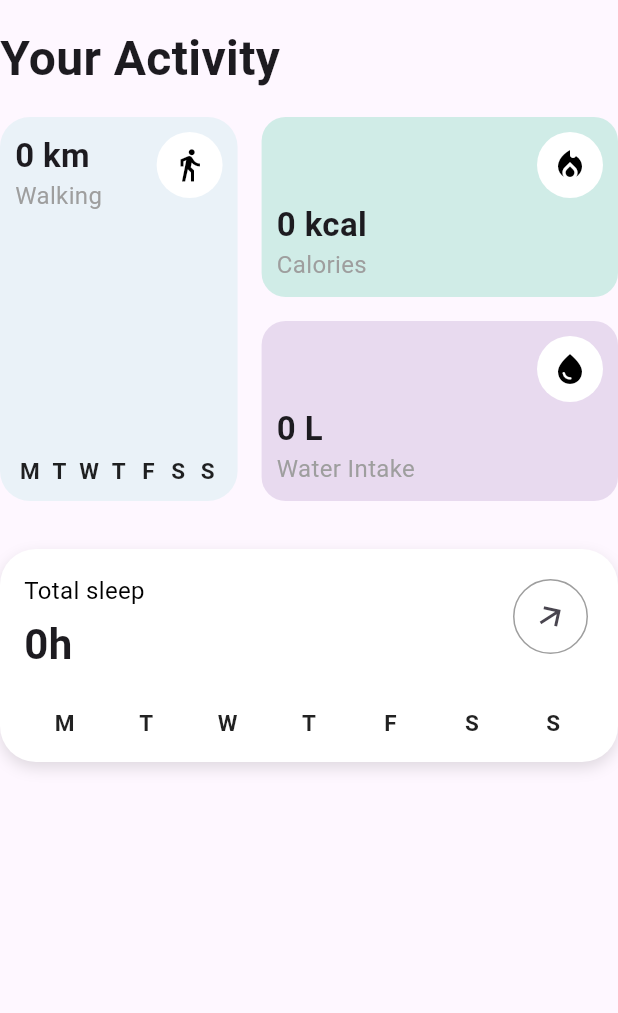
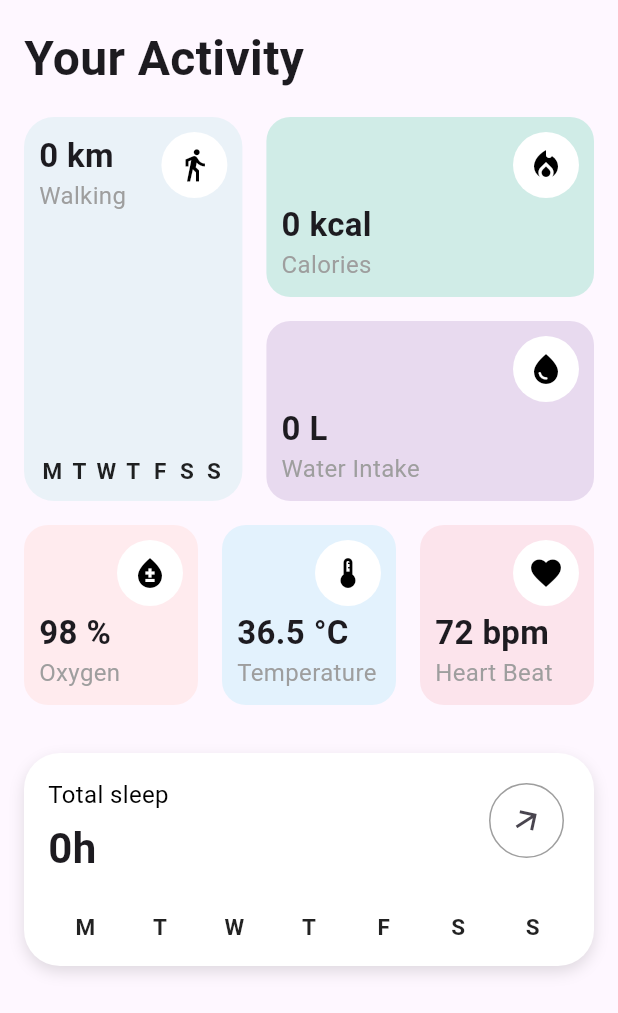
Before and after one commit to Jigssavaliya/smart_health, a Flutter app: the HomePageActivity widget shown alone on an empty page, opened directly, on a phone screen of 412 x 824 dp. Shown: the top 1013 px of the screen. Run offline on Flutter 3.47's test engine with Material 3 defaults, Android fonts, the phone set to English and light mode, and no system bars; our stand-ins replace cached_network_image, flutter_dotenv, get, google_fonts, loading_animation_widget, supabase_flutter; accounts and stored records are empty; network calls fail.

Commit message:
Add body temp, heart rate and oxygen level

```diff
--- a/lib/app/modules/home/controllers/home_controller.dart
+++ b/lib/app/modules/home/controllers/home_controller.dart
@@ -1,3 +1,4 @@
+import 'package:flutter/material.dart';
 import 'package:get/get.dart';
 import 'package:smart_health/app/modules/sleep/model/sleep_record_model.dart';
 import 'package:supabase_flutter/supabase_flutter.dart';
@@ -17,6 +18,15 @@ class HomeController extends GetxController {
   RxList<double> walkingKms = <double>[0, 0, 0, 0, 0, 0, 0].obs;
 
   RxList<AlertModel> alerts = <AlertModel>[].obs;
+
+  final CarouselController carouselController = CarouselController();
+
+
+  var oxygenLevel = 98.obs;       // in %
+  var bodyTemperature = 36.5.obs; // in °C
+  var heartBeat = 72.obs;         // bpm
+  RxInt alertCurrentIndex=0.obs;
+
 
   @override
   void onInit() {
@@ -74,6 +84,7 @@ class HomeController extends GetxController {
     var response = await SupabaseService.instance.getAlert();
     if (response != null) {
       alerts.value = response;
+      alerts.refresh();
     }
   }
 }
--- a/lib/app/modules/home/views/home_view.dart
+++ b/lib/app/modules/home/views/home_view.dart
@@ -20,17 +20,25 @@ class HomeView extends GetView<HomeController> {
     return Scaffold(
       backgroundColor: Colors.grey[100],
       body: SafeArea(
-        child: Padding(
-          padding: const EdgeInsets.all(16),
         child: Obx(
           () => controller.currentTabIndex.value == 0
               ? HomePageActivity(context)
               : (controller.currentTabIndex.value == 1
-                    ? WalkingActivityView()
+                  ? Padding(
+                      padding: const EdgeInsets.symmetric(horizontal: 16),
+                      child: WalkingActivityView(),
+                    )
                   : (controller.currentTabIndex.value == 2
-                        ? CaloriesScreen()
-                        : (controller.currentTabIndex.value == 3 ? ProfileScreenView() : SizedBox()))),
-          ),
+                      ? Padding(
+                          padding: const EdgeInsets.symmetric(horizontal: 16),
+                          child: CaloriesScreen(),
+                        )
+                      : (controller.currentTabIndex.value == 3
+                          ? Padding(
+                              padding: const EdgeInsets.symmetric(horizontal: 16),
+                              child: ProfileScreenView(),
+                            )
+                          : SizedBox()))),
         ),
       ),
       bottomNavigationBar: _buildBottomNavBar(),
@@ -160,30 +168,50 @@ class HomePageActivity extends GetView<HomeController> {
     return ListView(
       children: [
         const SizedBox(height: 16),
+        Padding(
+          padding: const EdgeInsets.symmetric(horizontal: 16),
+          child: Column(
+            crossAxisAlignment: CrossAxisAlignment.start,
+            children: [
               Text("Your Activity", style: GoogleFonts.roboto(fontSize: 32, fontWeight: FontWeight.bold)),
               const SizedBox(height: 16),
               _buildActivitySection(context),
               const SizedBox(height: 16),
+
+              // 👇 New Health Section
+              _buildHealthSection(context),
+
+              const SizedBox(height: 16),
+            ],
+          ),
+        ),
         Obx(() => AlertsCarousel(
-              alerts: controller.alerts.value,
+              controller: controller,
+              list: controller.alerts.value,
             )),
         const SizedBox(height: 16),
-        Obx(() => _buildTotalSleepCard(controller.sleepMinutes)),
+        Obx(() => Padding(
+              padding: const EdgeInsets.symmetric(horizontal: 16),
+              child: _buildTotalSleepCard(controller.sleepMinutes),
+            )),
       ],
     );
   }
 
+  // ------------------------
+  // EXISTING ACTIVITY CARDS
+  // ------------------------
   Widget _buildActivitySection(BuildContext context) {
     return Row(
       crossAxisAlignment: CrossAxisAlignment.start,
       children: [
-        // Main card
+        // Walking card
         Expanded(
           flex: 2,
           child: _buildMainActivityCard(context),
         ),
         const SizedBox(width: 16),
-        // Stacked cards
+        // Calories + Water
         Expanded(
           flex: 3,
           child: Column(
@@ -209,6 +237,45 @@ class HomePageActivity extends GetView<HomeController> {
                   )),
             ],
           ),
+        ),
+      ],
+    );
+  }
+
+  // ------------------------
+  // NEW HEALTH CARDS SECTION
+  // ------------------------
+  Widget _buildHealthSection(BuildContext context) {
+    return Row(
+      children: [
+        Expanded(
+          child: Obx(() => _buildMiniCard(
+                "${controller.oxygenLevel.value} %",
+                "Oxygen",
+                Icons.bloodtype,
+                const Color(0xFFFFEBEE),
+                () {}, // can navigate to oxygen details
+              )),
+        ),
+        const SizedBox(width: 16),
+        Expanded(
+          child: Obx(() => _buildMiniCard(
+                "${controller.bodyTemperature.value} °C",
+                "Temperature",
+                Icons.device_thermostat,
+                const Color(0xFFE3F2FD),
+                () {},
+              )),
+        ),
+        const SizedBox(width: 16),
+        Expanded(
+          child: Obx(() => _buildMiniCard(
+                "${controller.heartBeat.value} bpm",
+                "Heart Beat",
+                Icons.favorite,
+                const Color(0xFFFCE4EC),
+                () {},
+              )),
         ),
       ],
     );
@@ -399,22 +466,23 @@ class HomePageActivity extends GetView<HomeController> {
 }
 
 class AlertsCarousel extends StatelessWidget {
-  final List<AlertModel> alerts;
+  final HomeController controller;
+  final List<AlertModel> list;
 
-  const AlertsCarousel({super.key, required this.alerts});
+  const AlertsCarousel({super.key, required this.controller, required this.list});
 
   LinearGradient _getGradient(String type) {
     switch (type) {
       case 'walking':
-        return const LinearGradient(colors: [Color(0xFF76D7C4), Color(0xFFD0ECE7)]);
+        return const LinearGradient(colors: [Color(0xFF00C9A7), Color(0xFF92FE9D)], begin: Alignment.topLeft, end: Alignment.bottomRight);
       case 'calories':
-        return const LinearGradient(colors: [Color(0xFFFFA726), Color(0xFFFFE0B2)]);
+        return const LinearGradient(colors: [Color(0xFFFF512F), Color(0xFFF09819)], begin: Alignment.topLeft, end: Alignment.bottomRight);
       case 'sleep':
-        return const LinearGradient(colors: [Color(0xFF5DADE2), Color(0xFFD6EAF8)]);
+        return const LinearGradient(colors: [Color(0xFF6A11CB), Color(0xFF2575FC)], begin: Alignment.topLeft, end: Alignment.bottomRight);
       case 'water':
-        return const LinearGradient(colors: [Color(0xFFAF7AC5), Color(0xFFEBDEF0)]);
+        return const LinearGradient(colors: [Color(0xFF00C6FF), Color(0xFF0072FF)], begin: Alignment.topLeft, end: Alignment.bottomRight);
       default:
-        return LinearGradient(colors: [Colors.grey.shade300, Colors.grey.shade100]);
+        return LinearGradient(colors: [Colors.grey.shade300, Colors.grey.shade100], begin: Alignment.topLeft, end: Alignment.bottomRight);
     }
   }
 
@@ -435,87 +503,116 @@ class AlertsCarousel extends StatelessWidget {
 
   @override
   Widget build(BuildContext context) {
-    if (alerts.isEmpty) {
-      return const SizedBox.shrink();
-    }
+    if (controller.alerts.isEmpty) return const SizedBox.shrink();
 
-    return CarouselSlider(
-      options: CarouselOptions(
-        height: 120,
-        viewportFraction: 1.0,
-        enlargeCenterPage: false,
-        enableInfiniteScroll: true,
-        autoPlay: true,
-        autoPlayInterval: const Duration(seconds: 6),
-      ),
-      items: alerts.map((alert) {
+    return Column(
+      children: [
+        CarouselSlider.builder(
+          itemCount: controller.alerts.length,
+          itemBuilder: (context, index, realIndex) {
+            final alert = controller.alerts[index];
             final type = alert.type ?? 'info';
             final message = alert.message ?? '';
 
-        return Builder(
-          builder: (BuildContext context) {
             return Container(
-              margin: const EdgeInsets.symmetric(horizontal: 8, vertical: 4),
+              // margin: const EdgeInsets.symmetric(horizontal: 8, vertical: 8),
+              padding: const EdgeInsets.all(16),
               decoration: BoxDecoration(
                 gradient: _getGradient(type),
-                borderRadius: BorderRadius.circular(20),
+                borderRadius: BorderRadius.circular(24),
+                boxShadow: [BoxShadow(color: Colors.black.withOpacity(0.1), blurRadius: 12, offset: const Offset(0, 6))],
+              ),
+              child: Row(
+                children: [
+                  // Animated Icon Circle
+                  AnimatedScale(
+                    duration: const Duration(milliseconds: 500),
+                    scale: 1,
+                    child: Container(
+                      padding: const EdgeInsets.all(16),
+                      decoration: BoxDecoration(
+                        color: Colors.white.withOpacity(0.9),
+                        shape: BoxShape.circle,
                         boxShadow: [
                           BoxShadow(
-                    color: Colors.black12,
-                    blurRadius: 8,
-                    offset: const Offset(0, 4),
-                  ),
+                            color: Colors.black.withOpacity(0.1),
+                            blurRadius: 6,
+                          )
                         ],
-              ),
-              child: Row(
-                crossAxisAlignment: CrossAxisAlignment.center,
-                children: [
-                  Container(
-                    margin: const EdgeInsets.all(16),
-                    padding: const EdgeInsets.all(18),
-                    decoration: const BoxDecoration(
-                      color: Colors.white,
-                      shape: BoxShape.circle,
                       ),
                       child: Icon(
                         _getIcon(type),
-                      color: Colors.black,
-                      size: 30,
+                        size: 32,
+                        color: Colors.black87,
                       ),
                     ),
+                  ),
+                  const SizedBox(width: 16),
+                  // Text section
                   Expanded(
                     child: Column(
                       crossAxisAlignment: CrossAxisAlignment.start,
-                      mainAxisAlignment: MainAxisAlignment.center,
                       children: [
                         Text(
-                          type.toUpperCase(), // Title like WALKING, CALORIES etc.
+                          type.toUpperCase(),
                           style: GoogleFonts.roboto(
                             fontSize: 14,
                             fontWeight: FontWeight.bold,
-                            color: Colors.black.withOpacity(0.6),
-                            letterSpacing: 1.2,
+                            letterSpacing: 1.3,
+                            color: Colors.white.withOpacity(0.9),
                           ),
                         ),
                         const SizedBox(height: 6),
                         Text(
                           message,
                           style: GoogleFonts.roboto(
-                            fontSize: 16,
+                            fontSize: 17,
                             fontWeight: FontWeight.w500,
-                            color: Colors.black87,
-                            height: 1.4, // better readability
+                            color: Colors.white,
+                            height: 1.4,
                           ),
+                          maxLines: 2,
+                          overflow: TextOverflow.ellipsis,
                         ),
                       ],
                     ),
-                  ),
+                  )
                 ],
               ),
             );
           },
+          options: CarouselOptions(
+            height: 140,
+            viewportFraction: 0.95,
+            enlargeCenterPage: true,
+            enableInfiniteScroll: true,
+            autoPlay: true,
+            onPageChanged: (index, reason) {
+              controller.alertCurrentIndex.value = index;
+            },
+            autoPlayInterval: const Duration(seconds: 5),
+          ),
+        ),
+        const SizedBox(height: 8),
+        // Smooth indicator
+        Obx(() {
+          return Row(
+            mainAxisAlignment: MainAxisAlignment.center,
+            children: List.generate(
+              controller.alerts.length,
+              (index) => Container(
+                margin: const EdgeInsets.symmetric(horizontal: 3),
+                width: 8,
+                height: 8,
+                decoration: BoxDecoration(
+                  shape: BoxShape.circle,
+                  color: controller.alertCurrentIndex.value == index ? Colors.blue : Colors.black.withOpacity(0.3),
+                ),
+              ),
+            ),
           );
-      }).toList(),
+        })
+      ],
     );
   }
 }
```
Lines whose indentation alone changed are shown as unchanged.
